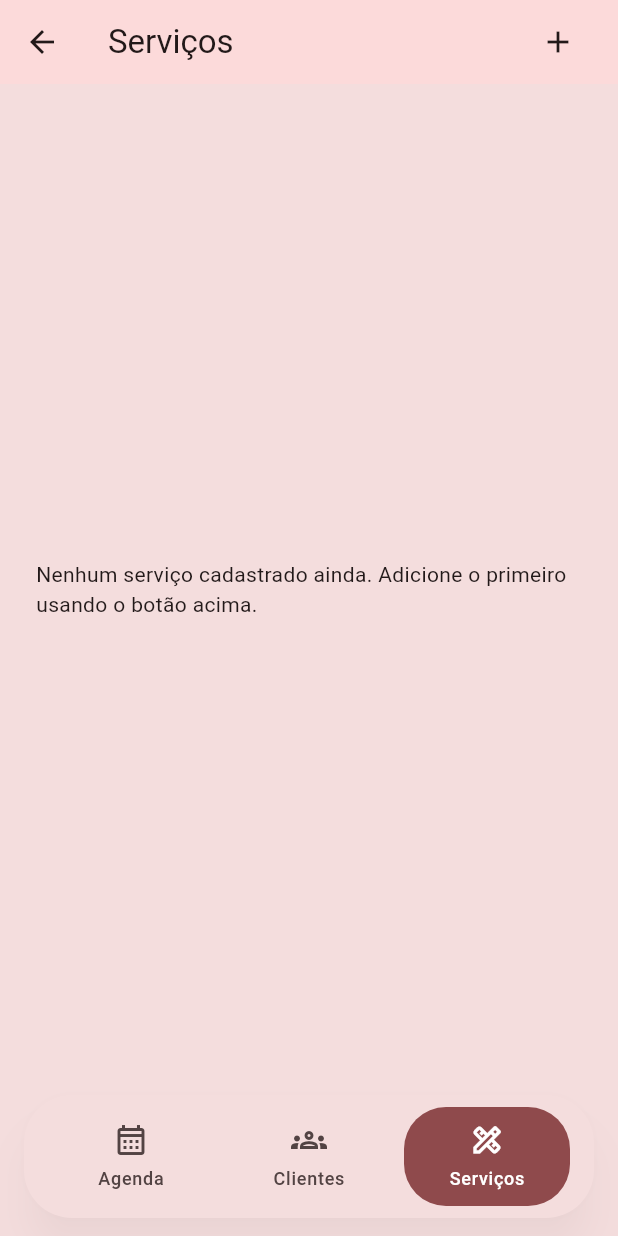
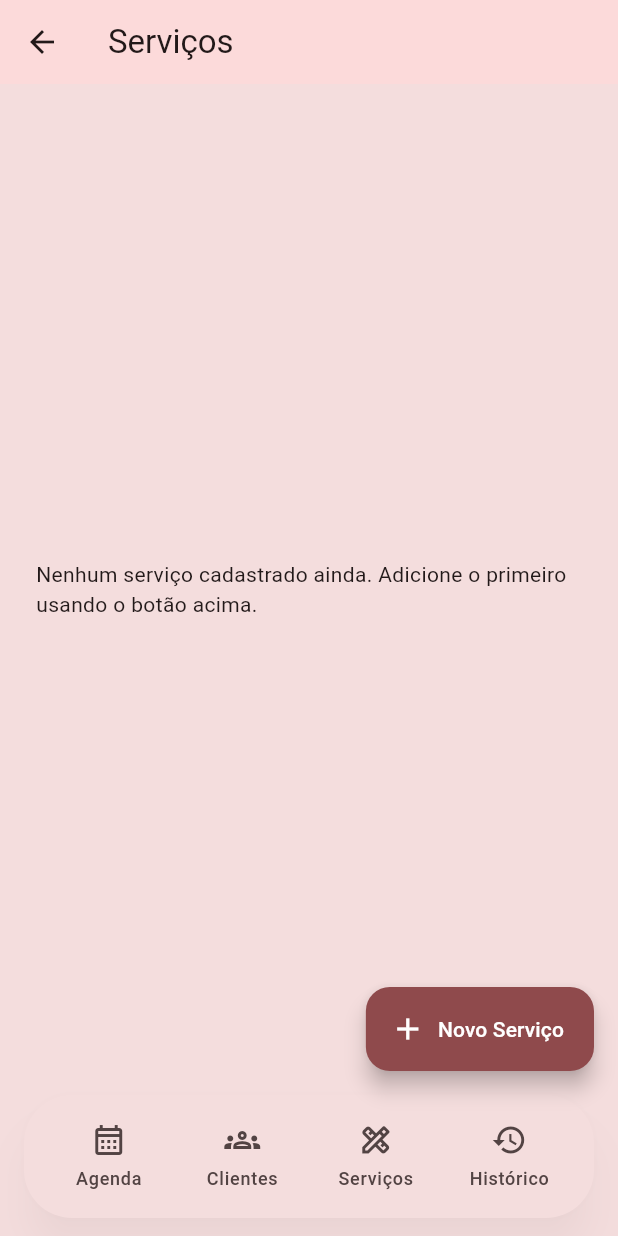
Before and after one commit to Gsaudx/app_agendamento_salao, a Flutter app: the ServicesScreen screen opened by its route, on a phone screen of 412 x 824 dp. Run offline on Flutter 3.47's test engine with Material 3 defaults, Android fonts, the light colour scheme and no system bars; our stand-ins replace cloud_firestore, firebase_auth, firebase_core, google_sign_in, table_calendar, web; accounts and stored records are empty.

Commit message:
Style mudanças gráficas em telas (#7)

```diff
--- a/lib/app.dart
+++ b/lib/app.dart
@@ -1,5 +1,7 @@
+import 'package:app_paula_barros/screens/history_screen.dart';
 import 'package:app_paula_barros/screens/newappointmens_screen.dart';
 import 'package:flutter/material.dart';
+import 'package:web/web.dart';
 
 import 'dependencias/dependencias_widget.dart';
 import 'screens/appointments_screen.dart';
@@ -58,8 +60,8 @@ class SalonSchedulerApp extends StatelessWidget {
           ServicesScreen.routeName: (context) => const ServicesScreen(),
           NewClientScreen.routeName: (context) => const NewClientScreen(),
           EditClientScreen.routeName: (context) => const EditClientScreen(),
-          NewAppointmentScreen.routeName: (context) =>
-              const NewAppointmentScreen(),
+          NewAppointmentScreen.routeName: (context) => const NewAppointmentScreen(),
+          HistoryScreen.routeName: (context) => const HistoryScreen(),
         },
         debugShowCheckedModeBanner: false,
         builder: (context, child) {
--- a/lib/components/floating_menu.dart
+++ b/lib/components/floating_menu.dart
@@ -9,6 +9,7 @@ class FloatingMenu extends StatelessWidget {
     _MenuItem(route: '/', icon: Icons.calendar_month_outlined, label: 'Agenda'),
     _MenuItem(route: '/clients', icon: Icons.groups_outlined, label: 'Clientes'),
     _MenuItem(route: '/services', icon: Icons.design_services_outlined, label: 'Serviços'),
+    _MenuItem(route: '/history', icon: Icons.history_outlined, label: 'Histórico'),
   ];
 
   @override
--- a/lib/screens/home_screen.dart
+++ b/lib/screens/home_screen.dart
@@ -95,6 +95,7 @@ class _HomeScreenState extends State<HomeScreen> {
       backgroundColor: tema.colorScheme.surfaceVariant,
       appBar: AppBar(
         title: const Text('Agenda do Salão'),
+        backgroundColor: const Color.fromARGB(255, 252, 218, 218),
         actions: [
           IconButton(
             tooltip: 'Sair',
--- a/lib/screens/services_screen.dart
+++ b/lib/screens/services_screen.dart
@@ -1,3 +1,4 @@
+import 'package:app_paula_barros/components/floating_button.dart';
 import 'package:flutter/material.dart';
 
 import 'package:intl/intl.dart';
@@ -251,12 +252,6 @@ class ServicesScreen extends StatelessWidget {
         actions: [
           Padding(
             padding: const EdgeInsets.only(right: 16.0),
-            child: IconButton(
-              onPressed: () {
-                _openServiceDialog(context);
-              },
-              icon: const Icon(Icons.add),
-            ),
           ),
         ],
       ),
@@ -397,8 +392,11 @@ class ServicesScreen extends StatelessWidget {
           );
         },
       ),
-      bottomNavigationBar:
-          const FloatingMenu(currentRoute: ServicesScreen.routeName),
+      bottomNavigationBar: const FloatingMenu(currentRoute: 'teste'),
+      floatingActionButton: FloatingButton(
+        label: 'Novo Serviço',
+        onPressed: () =>  _openServiceDialog(context),
+      ),
     );
   }
 
```
Also changed, not shown: lib/screens/clients_screen.dart (+7 -3 lines), lib/screens/history_screen.dart (added, +44 -0 lines).
